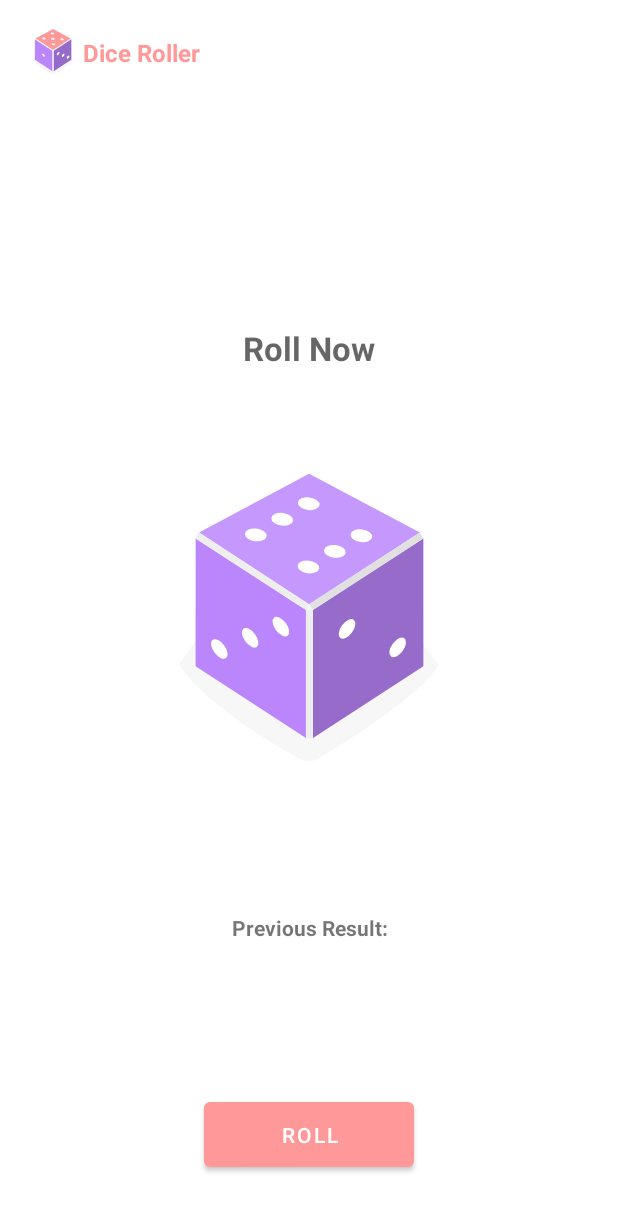
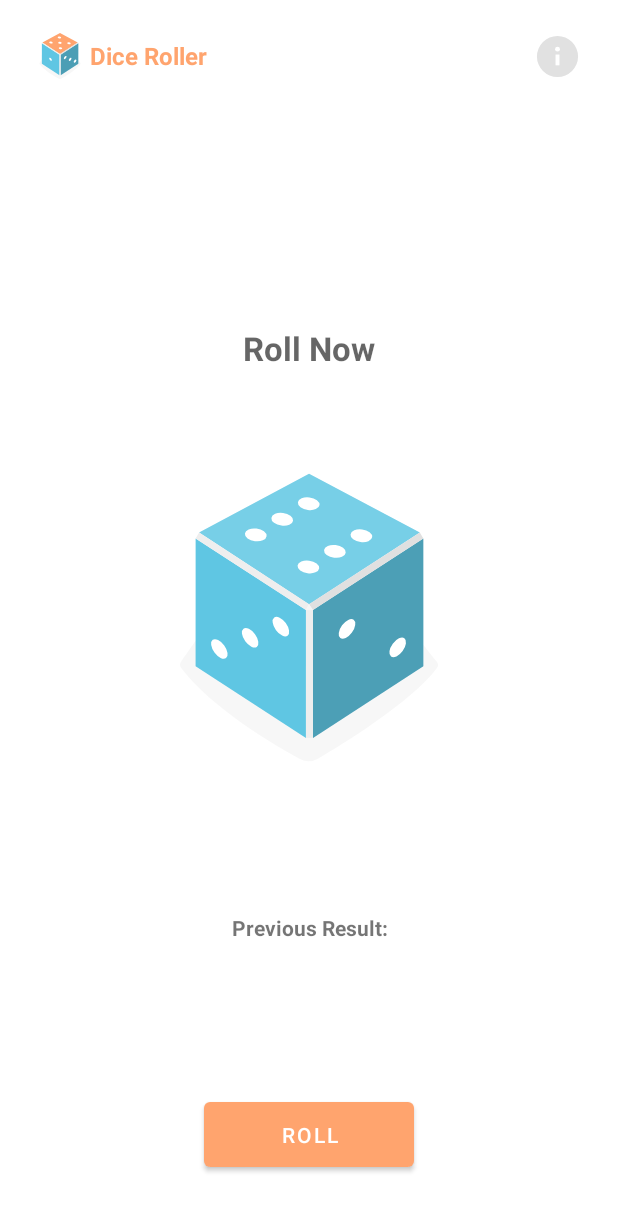
Before and after one commit to Jerreme/DiceRollerApp, an Android app: the screen it shows after launch (AppActivity), on a phone screen of 412 x 824 dp. Shown: the top 1211 px of the screen. Run offline under Robolectric (Android 15) with nearby library versions, the phone set to English and light mode, and no system bars; libraries missing offline, so code that uses them is left out: com.jakewharton.rxbinding4; 1 statement that could not run was skipped.

Commit message:
Info Button Added
Version 1.0

```diff
--- a/app/build.gradle
+++ b/app/build.gradle
@@ -37,4 +37,5 @@ dependencies {
     androidTestImplementation 'androidx.test.espresso:espresso-core:3.4.0'
 
     implementation 'com.jakewharton.rxbinding4:rxbinding:4.0.0'
+    implementation 'de.hdodenhof:circleimageview:3.1.0'
 }
--- a/app/src/main/java/com/jii/dicerollerapp/AppActivity.java
+++ b/app/src/main/java/com/jii/dicerollerapp/AppActivity.java
@@ -3,6 +3,9 @@ package com.jii.dicerollerapp;
 import androidx.appcompat.app.AppCompatActivity;
 import androidx.core.content.ContextCompat;
 
+import android.app.Dialog;
+import android.graphics.Color;
+import android.graphics.drawable.ColorDrawable;
 import android.graphics.drawable.Drawable;
 import android.media.Image;
 import android.os.Bundle;
@@ -15,6 +18,7 @@ import android.view.animation.AnimationUtils;
 import android.widget.Button;
 import android.widget.ImageView;
 import android.widget.LinearLayout;
+import android.widget.RelativeLayout;
 import android.widget.TextView;
 import android.widget.Toast;
 
@@ -28,9 +32,10 @@ public class AppActivity extends AppCompatActivity {
     TextView currentResult;
     LinearLayout container;
     Button btn;
+    Dialog dialog;
 
     Animation rotate;
-    String results[] = {"Try Again!","One", "Two", "Three", "Four", "Five", "Six"};
+    String results[] = {"Try again!","One", "Two", "Three", "Four", "Five", "Six"};
 
     String lastResult, img;
     int rollNumber;
@@ -44,6 +49,8 @@ public class AppActivity extends AppCompatActivity {
         currentResult = findViewById(R.id.result_text);
         container = findViewById(R.id.prev_container);
         btn = findViewById(R.id.button);
+        dialog = new Dialog(this);
+
 
         container.removeView(findViewById(R.id.prev1));
         container.removeView(findViewById(R.id.prev2));
@@ -85,6 +92,8 @@ public class AppActivity extends AppCompatActivity {
     public void rollClicked(View view) {
         RxView.clicks(btn).throttleFirst(1300, TimeUnit.MILLISECONDS).subscribe(empty -> {
             // action on click
+            currentResult.setHint("Rolling...");
+            currentResult.setText("");
             diceImage.setImageResource(R.drawable.dice_6_template);
             diceImage.startAnimation(rotate);
             rollNumber = (int) (Math.random() * 6 + 1);
@@ -124,15 +133,11 @@ public class AppActivity extends AppCompatActivity {
 //                    Toast.makeText(this, "four", Toast.LENGTH_SHORT).show();
             }
 
-
-
-
-
             Handler handler = new Handler();
             handler.postDelayed(new Runnable() {
                 @Override
                 public void run() {
-                    // Do something after 5000ms
+                    // Do something after 600ms
                     int imageResource = getResources().getIdentifier(img, null, getPackageName());
                     diceImage.setImageResource(imageResource);
                     Toast.makeText(AppActivity.this, res, Toast.LENGTH_SHORT).show();
@@ -149,4 +154,19 @@ public class AppActivity extends AppCompatActivity {
         });
     }
 
+    public void about_Clicked(View view) {
+        dialog.setContentView(R.layout.about_dialog);
+        dialog.getWindow().setBackgroundDrawable(new ColorDrawable(Color.TRANSPARENT));
+
+        Button okayBtn = dialog.findViewById(R.id.okayBtn);
+
+        okayBtn.setOnClickListener(new View.OnClickListener() {
+            @Override
+            public void onClick(View v) {
+                dialog.dismiss();
+            }
+        });
+
+        dialog.show();
+    }
 }
--- /dev/null
+++ b/app/src/main/res/drawable/info.xml
@@ -0,0 +1,15 @@
+<vector xmlns:android="http://schemas.android.com/apk/res/android"
+    android:width="48dp"
+    android:height="48dp"
+    android:viewportWidth="48"
+    android:viewportHeight="48">
+  <path
+      android:pathData="M24,24m-21,0a21,21 0,1 1,42 0a21,21 0,1 1,-42 0"
+      android:fillColor="#E1E1E1"/>
+  <path
+      android:pathData="M22,22h4v11h-4z"
+      android:fillColor="#fff"/>
+  <path
+      android:pathData="M24,16.5m-2.5,0a2.5,2.5 0,1 1,5 0a2.5,2.5 0,1 1,-5 0"
+      android:fillColor="#fff"/>
+</vector>
--- a/app/src/main/res/layout/activity_app.xml
+++ b/app/src/main/res/layout/activity_app.xml
@@ -6,16 +6,18 @@
     android:layout_height="match_parent"
     tools:context=".AppActivity">
 
-    <LinearLayout
+    <RelativeLayout
         android:id="@+id/topBar"
         android:layout_width="match_parent"
-        android:layout_height="60dp"
+        android:layout_height="65dp"
         android:layout_alignParentStart="true"
-        android:orientation="horizontal"
-        android:paddingStart="15dp"
-        android:paddingTop="10dp">
+        android:gravity="center_vertical"
+        android:paddingStart="20dp"
+        android:paddingTop="10dp"
+        android:paddingEnd="20dp">
 
         <ImageView
+            android:id="@+id/iconLeft"
             android:layout_width="40dp"
             android:layout_height="40dp"
             android:layout_gravity="center"
@@ -23,14 +25,27 @@
 
         <TextView
             android:layout_width="wrap_content"
-            android:layout_height="wrap_content"
+            android:layout_height="40dp"
             android:layout_gravity="center"
+            android:layout_toRightOf="@+id/iconLeft"
+            android:gravity="center_vertical"
             android:text="Dice Roller"
 
             android:textColor="@color/button_accent"
             android:textSize="16sp"
             android:textStyle="bold" />
-    </LinearLayout>
+
+        <ImageView
+            android:layout_width="34dp"
+            android:layout_height="34dp"
+            android:padding="1dp"
+            android:layout_alignParentRight="true"
+            android:layout_gravity="center_vertical"
+            android:layout_margin="3dp"
+            android:onClick="about_Clicked"
+            android:src="@drawable/info" />
+
+    </RelativeLayout>
 
     <ImageView
         android:id="@+id/image"
--- a/app/src/main/res/values/colors.xml
+++ b/app/src/main/res/values/colors.xml
@@ -1,23 +1,35 @@
 <?xml version="1.0" encoding="utf-8"?>
 <resources>
+<!--    Default color palettes - Unused-->
     <color name="purple_200">#FFBB86FC</color>
     <color name="purple_500">#90AACB</color>
     <color name="purple_700">@color/white</color>
     <color name="teal_200">#FF03DAC5</color>
     <color name="teal_700">#FF018786</color>
 
-    <color name="primary_accent">#BB86FC</color>
-    <color name="button_accent">#FF9999</color>
 
     <color name="black">#FF000000</color>
     <color name="white">#FFFFFFFF</color>
 
+<!--    Dice Roller Palette-->
+<!--    <color name="primary_accent">#BB86FC</color>-->
+<!--    <color name="button_accent">#FF9999</color>-->
+
+    <color name="primary_accent">#5fc6e3</color>
+    <color name="button_accent">#ffa46e</color>
+
+<!--    <color name="primary_accent">#84c8f6</color>-->
+<!--    <color name="button_accent">#52b788</color>-->
+
+<!--    <color name="primary_accent">#f4f4f9</color>-->
+<!--    <color name="button_accent">#52b788</color>-->
+
 <!--    Dice Colours-->
-    <color name="dot_col">#FFFFFFFF</color>
+    <color name="dot_col">#ffffff</color>
     <color name="highlight">@color/button_accent</color>
     <color name="result_highlight">@color/primary_accent</color>
     <color name="dice_roller_logo_background">#FFFFFF</color>
 
 <!--    highlight orig - #f5f5f5 #FC86AF-->
-<!--    FFF1BD-->
+<!--    #FFF1BD-->
 </resources>
```
Also changed, not shown: app/src/main/res/layout/about_dialog.xml (added, +95 -0 lines), app/src/main/dice_roller_logo-playstore.png, app/src/main/res/drawable/jerreme_profile.jpg (added), app/src/main/res/mipmap-hdpi/dice_roller_logo.png, app/src/main/res/mipmap-hdpi/dice_roller_logo_round.png, app/src/main/res/mipmap-mdpi/dice_roller_logo.png, app/src/main/res/mipmap-mdpi/dice_roller_logo_round.png, app/src/main/res/mipmap-xhdpi/dice_roller_logo.png, app/src/main/res/mipmap-xhdpi/dice_roller_logo_round.png, app/src/main/res/mipmap-xxhdpi/dice_roller_logo.png, app/src/main/res/mipmap-xxhdpi/dice_roller_logo_round.png, app/src/main/res/mipmap-xxxhdpi/dice_roller_logo.png, app/src/main/res/mipmap-xxxhdpi/dice_roller_logo_round.png, 2 other files.
